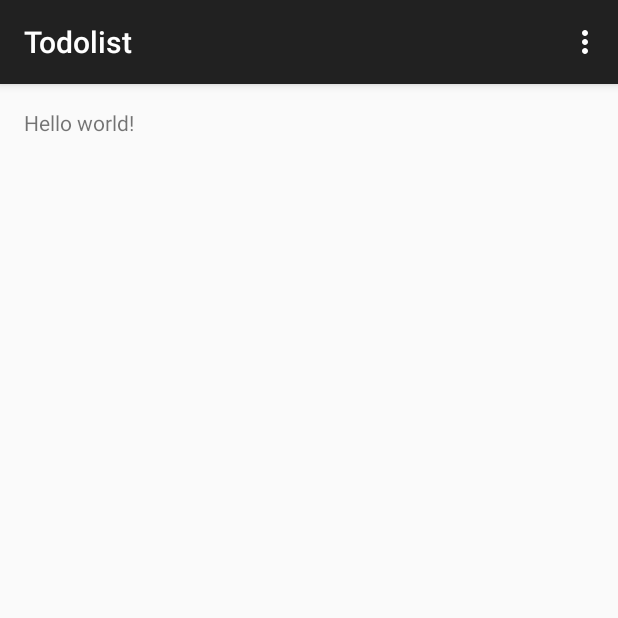
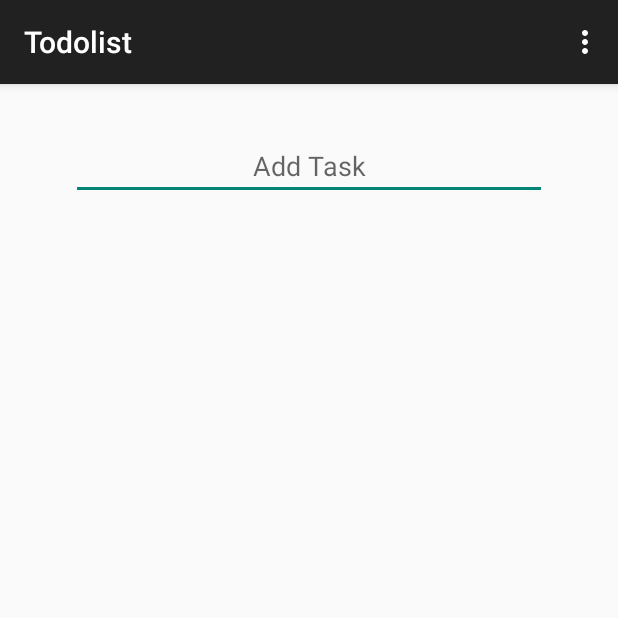
Before and after one commit to LizaDashevski/TodoList, an Android app: the screen it shows after launch (TodoListManagerActivity), on a phone screen of 412 x 824 dp, the top half of it. Run offline under Robolectric (Android 15) with nearby library versions, the phone set to English and light mode, and no system bars; 1 statement that could not run was skipped.

Commit message:
create main activity xml and add an add button to menu xml

```diff
--- a/app/src/main/res/layout/activity_todo_list_manager.xml
+++ b/app/src/main/res/layout/activity_todo_list_manager.xml
@@ -6,7 +6,40 @@
     android:paddingBottom="@dimen/activity_vertical_margin"
     tools:context=".TodoListManagerActivity">
 
-    <TextView android:text="@string/hello_world" android:layout_width="wrap_content"
-        android:layout_height="wrap_content" />
+    <LinearLayout
+        android:id="@+id/round"
+        android:layout_width="match_parent"
+        android:layout_height="wrap_content"
+        android:orientation="vertical"
+        android:paddingBottom="@dimen/activity_vertical_margin"
+        android:paddingLeft="@dimen/activity_horizontal_margin"
+        android:paddingRight="@dimen/activity_horizontal_margin"
+        android:paddingTop="@dimen/activity_vertical_margin">
+
+        <EditText
+            android:id="@+id/inputEditText"
+            android:layout_marginLeft="15dp"
+            android:layout_marginBottom="20dp"
+            android:layout_marginRight="15dp"
+            android:layout_width="match_parent"
+            android:layout_height="wrap_content"
+            android:ellipsize="start"
+            android:gravity="center"
+            android:hint="Add Task"
+            />
+
+        <ListView
+            android:layout_width="wrap_content"
+            android:layout_height="wrap_content"
+            android:id="@+id/lvItems"
+            android:layout_alignParentTop="true"
+            android:layout_alignParentLeft="true"
+            android:layout_alignParentStart="true"
+            android:layout_above="@+id/btnAddItem" />
+
+
+    </LinearLayout>
+
+
 
 </RelativeLayout>
--- a/app/src/main/res/menu/menu_todo_list_manager.xml
+++ b/app/src/main/res/menu/menu_todo_list_manager.xml
@@ -1,6 +1,18 @@
-<menu xmlns:android="http://schemas.android.com/apk/res/android"
+<menu
+    xmlns:android="http://schemas.android.com/apk/res/android"
     xmlns:app="http://schemas.android.com/apk/res-auto"
-    xmlns:tools="http://schemas.android.com/tools" tools:context=".TodoListManagerActivity">
-    <item android:id="@+id/action_settings" android:title="@string/action_settings"
-        android:orderInCategory="100" app:showAsAction="never" />
+    xmlns:tools="http://schemas.android.com/tools"
+    tools:context=".TodoListManagerActivity">
+
+    <item
+        android:id="@+id/edtNewItem"
+        android:title="@string/action_add"
+        android:onClick="onAddItem"
+        app:showAsAction="never"/>
+
+    <item
+        android:id="@+id/action_settings"
+        android:title="@string/action_settings"
+        android:orderInCategory="100"
+        app:showAsAction="never" />
 </menu>
--- a/app/src/main/res/values/strings.xml
+++ b/app/src/main/res/values/strings.xml
@@ -3,4 +3,5 @@
 
     <string name="hello_world">Hello world!</string>
     <string name="action_settings">Settings</string>
+    <string name="action_add"> Add Task</string>
 </resources>
```
Also changed, not shown: 1 other file.
